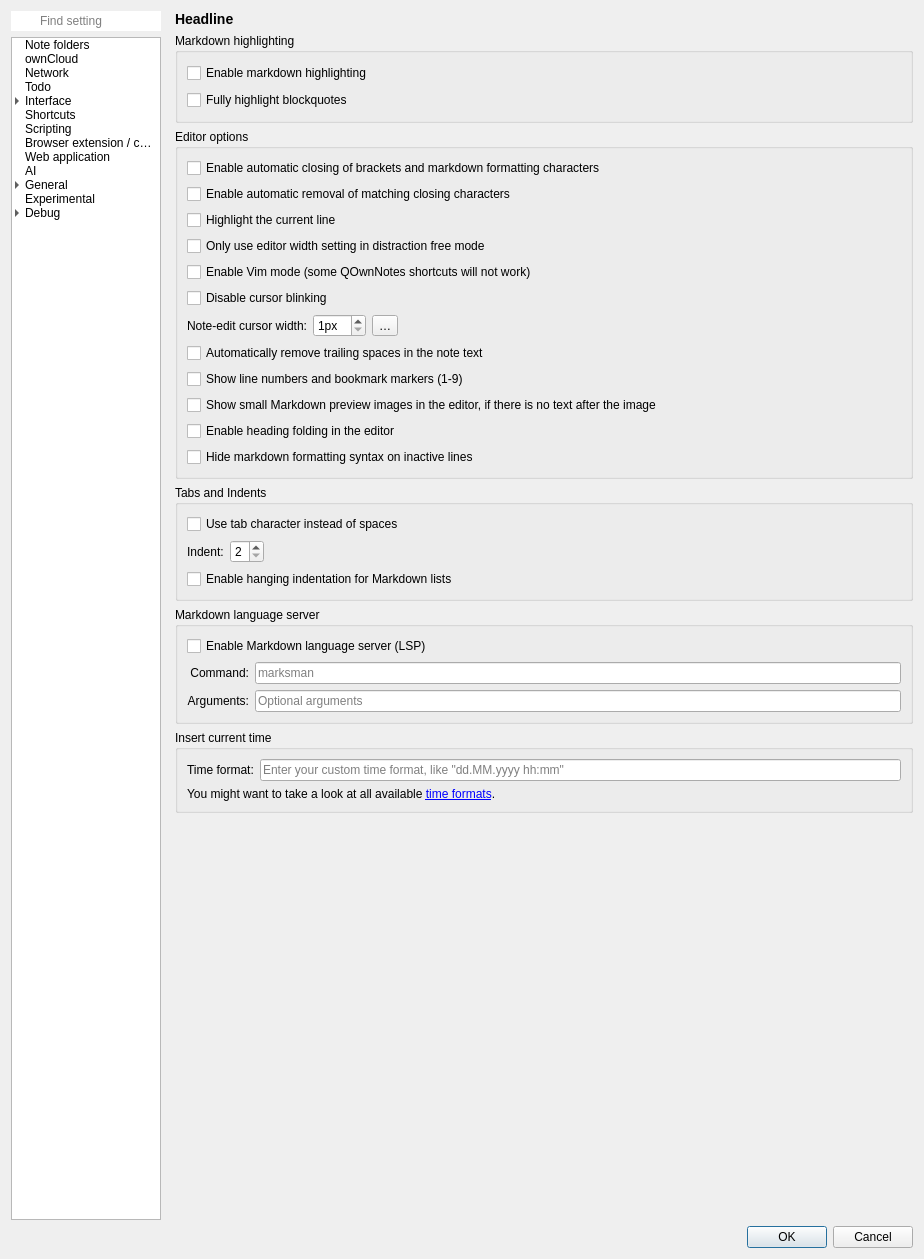
First picture: the form in src/dialogs/settingsdialog.ui, repository pbek/QOwnNotes, before the edit.
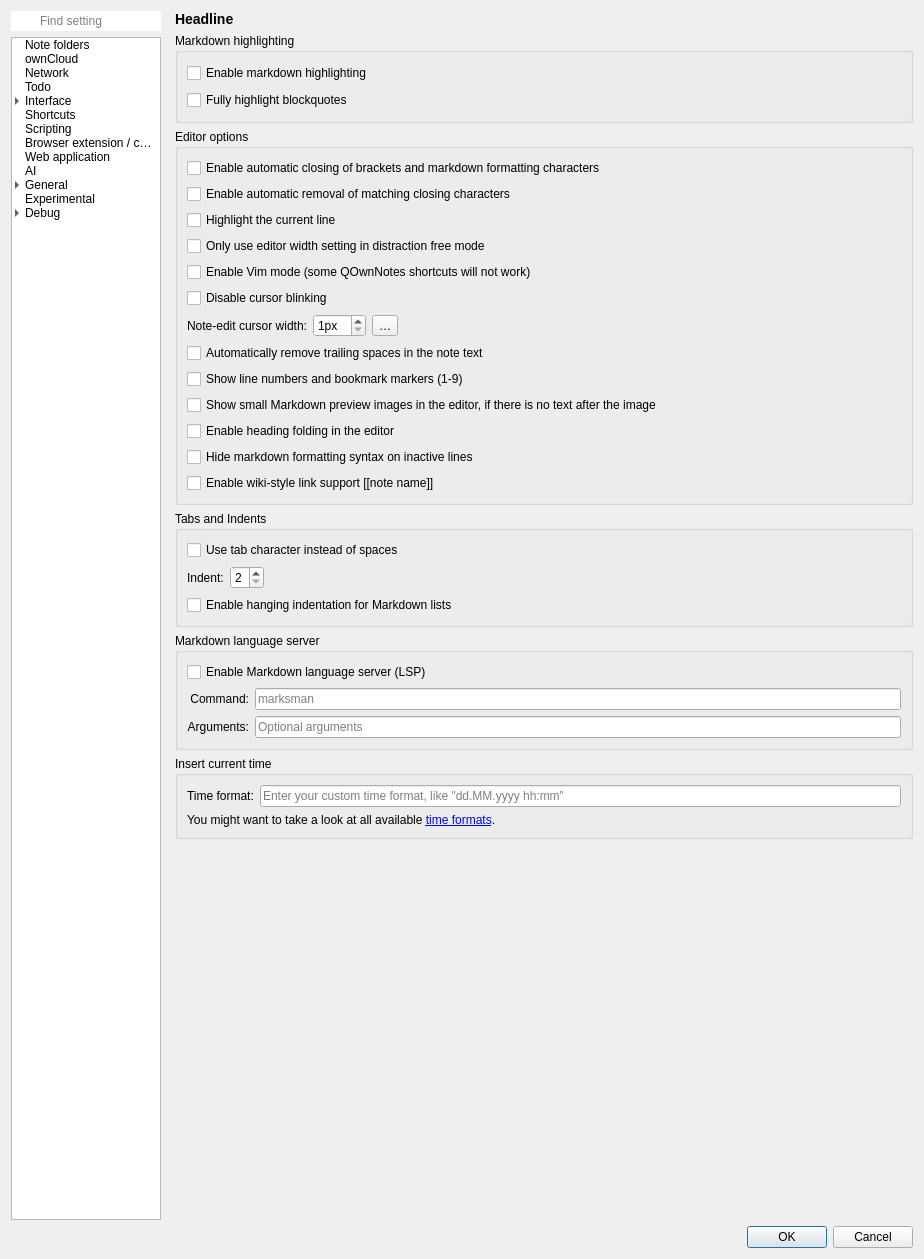
Second picture: the form after the edit. The open tabs and pages were chosen to show the change. Icons and pictures are not drawn. Custom widgets are drawn as their Qt base class.

Commit message: #3512 wiki-links: add support for wiki-style links

Diff of the .ui file:
```diff
--- a/src/dialogs/settingsdialog.ui
+++ b/src/dialogs/settingsdialog.ui
@@ -5734,6 +5734,13 @@
                    </property>
                   </widget>
                  </item>
+                  <item row="13" column="0" colspan="4">
+                   <widget class="QCheckBox" name="enableWikiLinkSupportCheckBox">
+                    <property name="text">
+                     <string>Enable wiki-style link support [[note name]]</string>
+                    </property>
+                   </widget>
+                  </item>
                </layout>
               </widget>
              </item>
```
Lines whose indentation alone changed are shown as unchanged. The commit also changes 21 other files.
